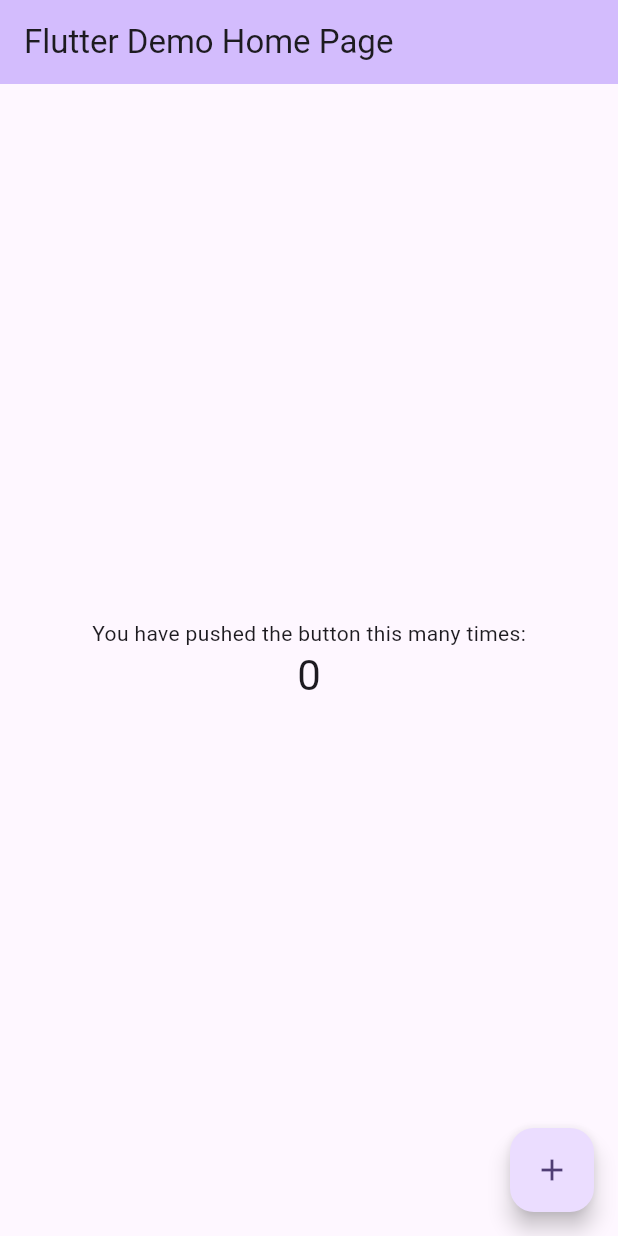
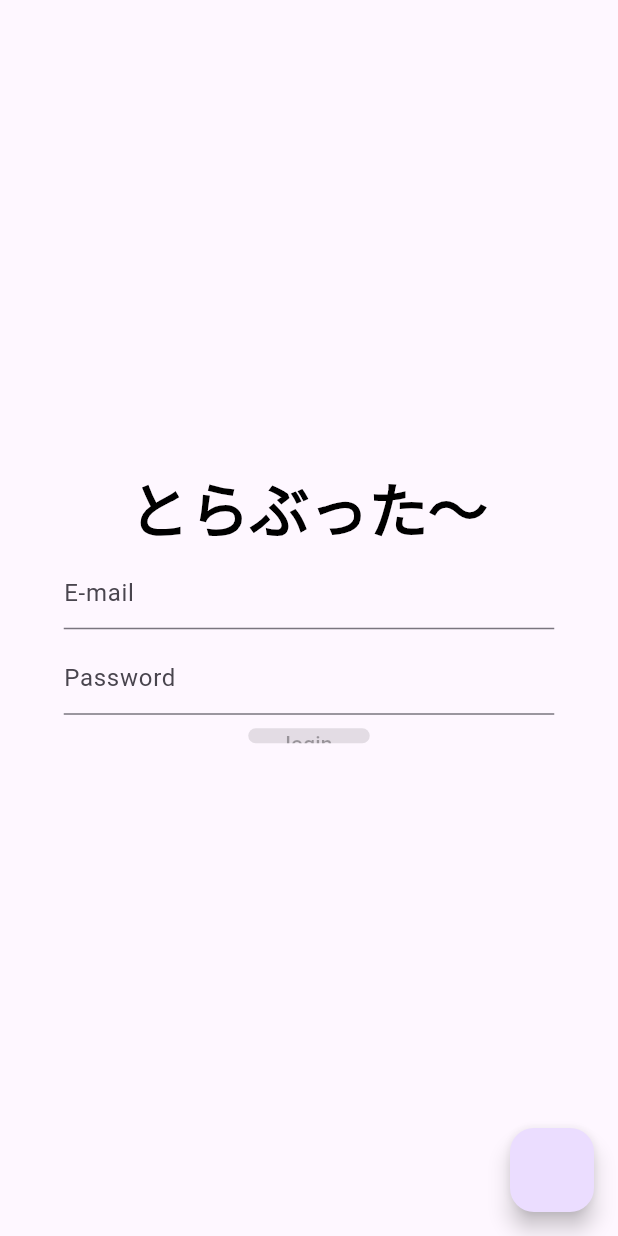
Before and after one commit to KoukiFOL/traveltrouble, a Flutter app: the screen it shows after launch, on a phone screen of 412 x 824 dp. Run offline on Flutter 3.47's test engine with Material 2 defaults, Android fonts, the phone set to English and light mode, and no system bars; Roboto replaces fonts that are missing (SF Pro Text).

Commit message:
ログイン画面UI作成

```diff
--- a/lib/main.dart
+++ b/lib/main.dart
@@ -11,7 +11,7 @@ class MyApp extends StatelessWidget {
   @override
   Widget build(BuildContext context) {
     return MaterialApp(
-      title: 'Flutter Demo',
+      title: 'TravelTrouble',
       theme: ThemeData(
         // This is the theme of your application.
         //
@@ -31,7 +31,7 @@ class MyApp extends StatelessWidget {
         colorScheme: ColorScheme.fromSeed(seedColor: Colors.deepPurple),
         useMaterial3: true,
       ),
-      home: const MyHomePage(title: 'Flutter Demo Home Page'),
+      home: const MyHomePage(title: 'TravelTrouble'),
     );
   }
 }
@@ -55,7 +55,7 @@ class MyHomePage extends StatefulWidget {
 }
 
 class _MyHomePageState extends State<MyHomePage> {
-  int _counter = 0;
+
 
   void _incrementCounter() {
     setState(() {
@@ -64,7 +64,7 @@ class _MyHomePageState extends State<MyHomePage> {
       // so that the display can reflect the updated values. If we changed
       // _counter without calling setState(), then the build method would not be
       // called again, and so nothing would appear to happen.
-      _counter++;
+
     });
   }
 
@@ -76,17 +76,10 @@ class _MyHomePageState extends State<MyHomePage> {
     // The Flutter framework has been optimized to make rerunning build methods
     // fast, so that you can just rebuild anything that needs updating rather
     // than having to individually change instances of widgets.
+
     return Scaffold(
-      appBar: AppBar(
-        // TRY THIS: Try changing the color here to a specific color (to
-        // Colors.amber, perhaps?) and trigger a hot reload to see the AppBar
-        // change color while the other colors stay the same.
-        backgroundColor: Theme.of(context).colorScheme.inversePrimary,
-        // Here we take the value from the MyHomePage object that was created by
-        // the App.build method, and use it to set our appbar title.
-        title: Text(widget.title),
-      ),
-      body: Center(
+
+      body: const Center(
         // Center is a layout widget. It takes a single child and positions it
         // in the middle of the parent.
         child: Column(
@@ -105,20 +98,55 @@ class _MyHomePageState extends State<MyHomePage> {
           // wireframe for each widget.
           mainAxisAlignment: MainAxisAlignment.center,
           children: <Widget>[
-            const Text(
-              'You have pushed the button this many times:',
+            SizedBox(
+              width: 239,
+              height: 43,
+              child: Text(
+                'とらぶった〜',
+                textAlign: TextAlign.center,
+                style: TextStyle(
+                  color: Colors.black,
+                  fontSize: 40,
+                  fontFamily: 'SF Pro Text',
+                  fontWeight: FontWeight.w700,
+                  height: 0.53,
+                  letterSpacing: -0.32,
+                ),
+              ),
             ),
-            Text(
-              '$_counter',
-              style: Theme.of(context).textTheme.headlineMedium,
+            SizedBox(
+              width: 327,
+              height: 57,
+              child: TextField(
+                decoration: InputDecoration(
+                  hintText: "E-mail",
+                ),
+
+              ),
             ),
+            SizedBox(
+              width: 327,
+              height: 57,
+              child: TextField(
+                decoration: InputDecoration(
+                  hintText: "Password",
+                ),
+              ),
+            ),
+            SizedBox(
+              width:81,
+              height:10,
+              child: ElevatedButton(
+                  child:Text("login"),
+              ),
+            )
           ],
         ),
       ),
       floatingActionButton: FloatingActionButton(
         onPressed: _incrementCounter,
         tooltip: 'Increment',
-        child: const Icon(Icons.add),
+
       ), // This trailing comma makes auto-formatting nicer for build methods.
     );
   }
```
Also changed, not shown: lib/assets/key 1.png (renamed from lib/asset/0ea6a73f-a284-4812-ab93-2e2e2d7323ee.png), lib/assets/person 2.png (renamed from lib/asset/717c666b-0337-4d0b-be42-7a05cb3ead0c.png).
